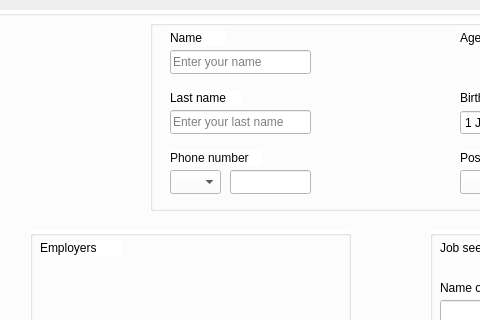
This is setprofile.ui in HOOMANRT/HoomAbol as Qt 5 draws it before an edit; both pictures show x 370 to 850 and y 0 to 320 of the 1316 by 667 pixel window. The edited form follows.
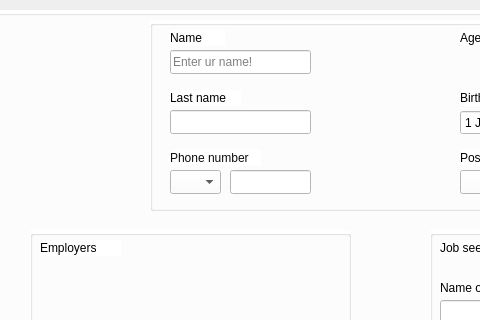
This is the edited form.

```diff
--- a/setprofile.ui
+++ b/setprofile.ui
@@ -64,7 +64,7 @@
        </rect>
       </property>
       <property name="placeholderText">
-       <string>Enter your name</string>
+       <string>Enter ur name!</string>
       </property>
      </widget>
      <widget class="QLineEdit" name="lineEdit_2">
@@ -77,7 +77,7 @@
        </rect>
       </property>
       <property name="placeholderText">
-       <string>Enter your last name</string>
+       <string/>
       </property>
      </widget>
      <widget class="QLineEdit" name="lineEdit_3">
```
Left out of the diff: 2 changed lines with no effect on the pictures.
